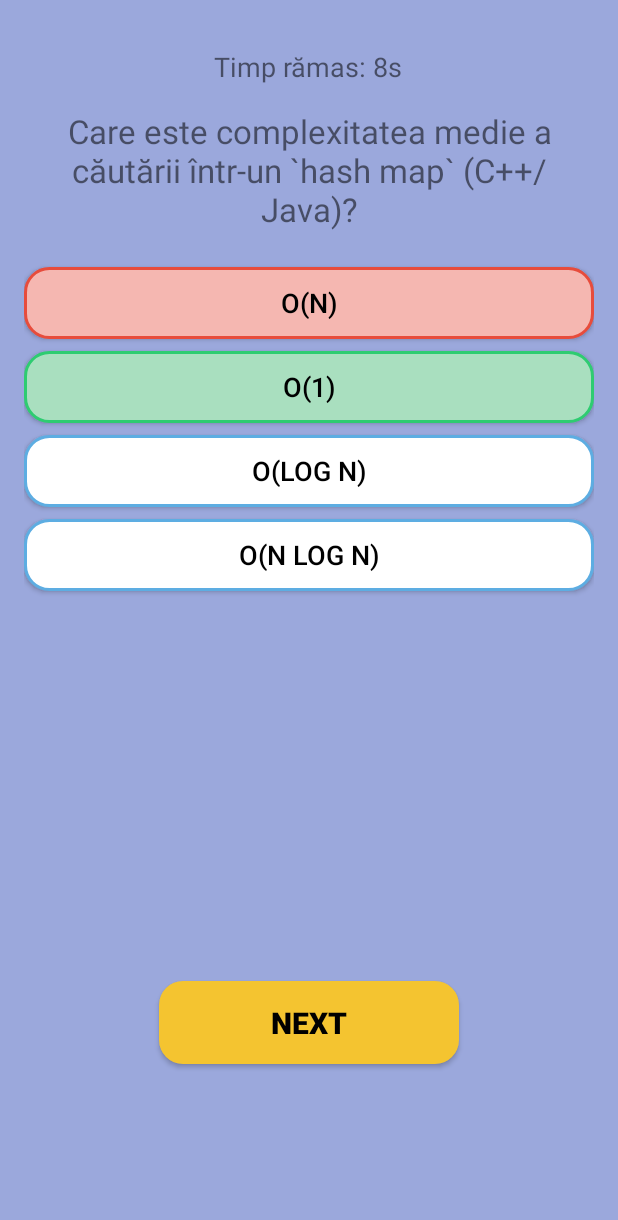
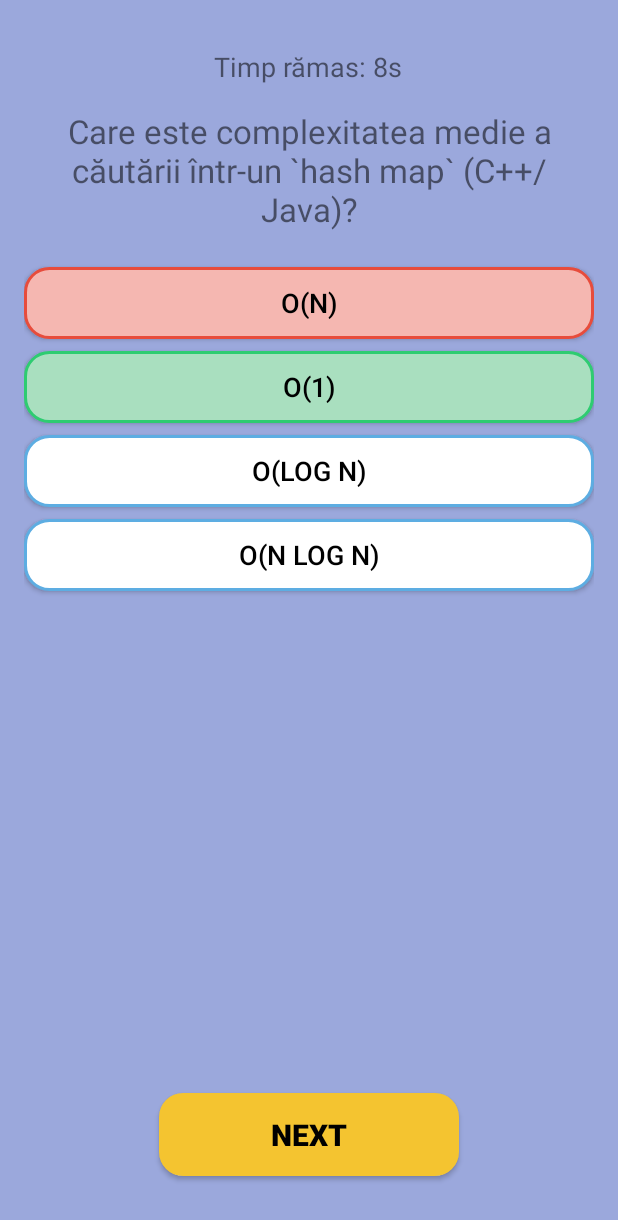
Before and after one commit to CristinaMargh/BattleCode, an Android app built with Jetpack Compose: the QuizActivity screen opened directly, with no data from a screen before it, after a tap on "O(N)", on a phone screen of 412 x 824 dp. Shown: the top 1220 px of the screen. Run offline under Robolectric (Android 15) with nearby library versions, the phone set to English and light mode, and no system bars; 2 other taps on this screen came first.

Commit message:
Imbunatatiri cod

```diff
--- a/app/src/main/java/com/example/aplicatie/QuizActivity.kt
+++ b/app/src/main/java/com/example/aplicatie/QuizActivity.kt
@@ -51,11 +51,29 @@ class QuizActivity : AppCompatActivity() {
     private lateinit var timer: CountDownTimer
     private var startTime = 0L
 
+    private lateinit var answerButtons: List<Button>
+    private lateinit var questionText: TextView
+    private lateinit var timerText: TextView
+    private lateinit var happyCat: ImageView
+    private lateinit var angryCat: ImageView
+    private lateinit var nextQuestionButton: Button
+
     override fun onCreate(savedInstanceState: Bundle?) {
         super.onCreate(savedInstanceState)
         setContentView(R.layout.activity_quiz)
 
-        val nextQuestionButton = findViewById<Button>(R.id.next_question_button)
+        answerButtons = listOf(
+            findViewById(R.id.answer1),
+            findViewById(R.id.answer2),
+            findViewById(R.id.answer3),
+            findViewById(R.id.answer4)
+        )
+        questionText = findViewById(R.id.question_text)
+        timerText = findViewById(R.id.timer_text)
+        happyCat = findViewById(R.id.happy_cat)
+        angryCat = findViewById(R.id.angry_cat)
+        nextQuestionButton = findViewById(R.id.next_question_button)
+
         nextQuestionButton.setOnClickListener {
             currentQuestionIndex++
             showQuestion()
@@ -72,27 +90,15 @@ class QuizActivity : AppCompatActivity() {
             finish()
             return
         }
-        val angryCat = findViewById<ImageView>(R.id.angry_cat)
-        val happyCat = findViewById<ImageView>(R.id.happy_cat)
+
+        happyCat.visibility = View.GONE
         angryCat.visibility = View.GONE
-        happyCat.visibility = View.GONE
-
-        val nextQuestionButton = findViewById<Button>(R.id.next_question_button)
         nextQuestionButton.visibility = View.GONE
 
         val question = questions[currentQuestionIndex]
+        questionText.text = question.text
 
-        val questionText = findViewById<TextView>(R.id.question_text)
-        val answers = listOf<Button>(
-            findViewById(R.id.answer1),
-            findViewById(R.id.answer2),
-            findViewById(R.id.answer3),
-            findViewById(R.id.answer4)
-        )
-
-        questionText.text = question.text
-        answers.forEachIndexed { index, button ->
-            // Resetăm fundalul la cel frumos cu colțuri rotunjite
+        answerButtons.forEachIndexed { index, button ->
             button.setBackgroundResource(R.drawable.r_a_b)
             button.setTextColor(resources.getColor(android.R.color.black))
             button.isClickable = true
@@ -103,58 +109,39 @@ class QuizActivity : AppCompatActivity() {
                 timer.cancel()
                 val timeTaken = SystemClock.elapsedRealtime() - startTime
 
-                // Colorăm corect/greșit
                 if (index == question.correctAnswerIndex) {
                     score += calculateScore(timeTaken)
                     button.setBackgroundResource(R.drawable.answer_correct)
-
-                    val anim = AnimationUtils.loadAnimation(this, R.anim.slide_up)
                     happyCat.visibility = View.VISIBLE
-                    happyCat.startAnimation(anim)
+                    happyCat.startAnimation(AnimationUtils.loadAnimation(this, R.anim.slide_up))
                 } else {
                     button.setBackgroundResource(R.drawable.answer_wrong)
-                    val angryCat = findViewById<ImageView>(R.id.angry_cat)
-                    val anim = AnimationUtils.loadAnimation(this, R.anim.slide_up)
-
                     angryCat.visibility = View.VISIBLE
-                    angryCat.startAnimation(anim)
+                    angryCat.startAnimation(AnimationUtils.loadAnimation(this, R.anim.slide_up))
                 }
 
-                // Dezactivăm butoanele
-                answers.forEach {
+                answerButtons.forEach {
                     it.isClickable = false
                     it.isFocusable = false
                 }
 
-                // Colorează răspunsul corect indiferent dacă e greșit sau nu
-                answers[question.correctAnswerIndex].setBackgroundResource(R.drawable.answer_correct)
-
-                // Afișează butonul de next
+                answerButtons[question.correctAnswerIndex].setBackgroundResource(R.drawable.answer_correct)
                 nextQuestionButton.visibility = View.VISIBLE
             }
         }
-
 
         startTime = SystemClock.elapsedRealtime()
         startTimer()
     }
 
     private fun startTimer() {
-        val timerText = findViewById<TextView>(R.id.timer_text)
         timer = object : CountDownTimer(10000, 1000) {
             override fun onTick(millisUntilFinished: Long) {
                 timerText.text = "Timp rămas: ${millisUntilFinished / 1000}s"
             }
 
             override fun onFinish() {
-                val answers = listOf<Button>(
-                    findViewById(R.id.answer1),
-                    findViewById(R.id.answer2),
-                    findViewById(R.id.answer3),
-                    findViewById(R.id.answer4)
-                )
-
-                answers.forEachIndexed { i, b ->
+                answerButtons.forEachIndexed { i, b ->
                     b.isClickable = false
                     b.isFocusable = false
                     if (i == questions[currentQuestionIndex].correctAnswerIndex) {
@@ -162,14 +149,10 @@ class QuizActivity : AppCompatActivity() {
                     }
                 }
 
-                val angryCat = findViewById<ImageView>(R.id.angry_cat)
                 angryCat.visibility = View.VISIBLE
                 angryCat.startAnimation(AnimationUtils.loadAnimation(this@QuizActivity, R.anim.slide_up))
-
-                val nextQuestionButton = findViewById<Button>(R.id.next_question_button)
                 nextQuestionButton.visibility = View.VISIBLE
             }
-
         }.start()
     }
 
--- a/app/src/main/res/layout/activity_quiz.xml
+++ b/app/src/main/res/layout/activity_quiz.xml
@@ -88,6 +88,11 @@ android:background="#9BA8DC"
         android:scaleType="fitCenter"
         android:visibility="gone" />
 
+    <View
+        android:layout_width="match_parent"
+        android:layout_height="0dp"
+        android:layout_weight="1" />
+
     <android.widget.Button
         android:id="@+id/next_question_button"
         android:layout_width="200dp"
```
